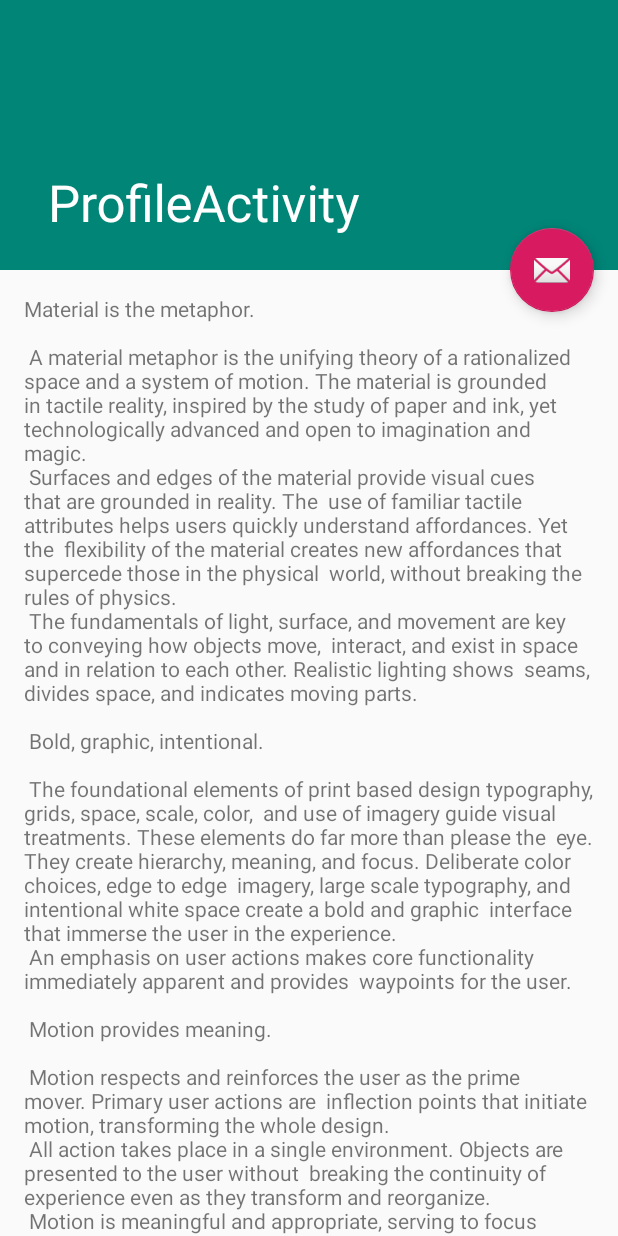
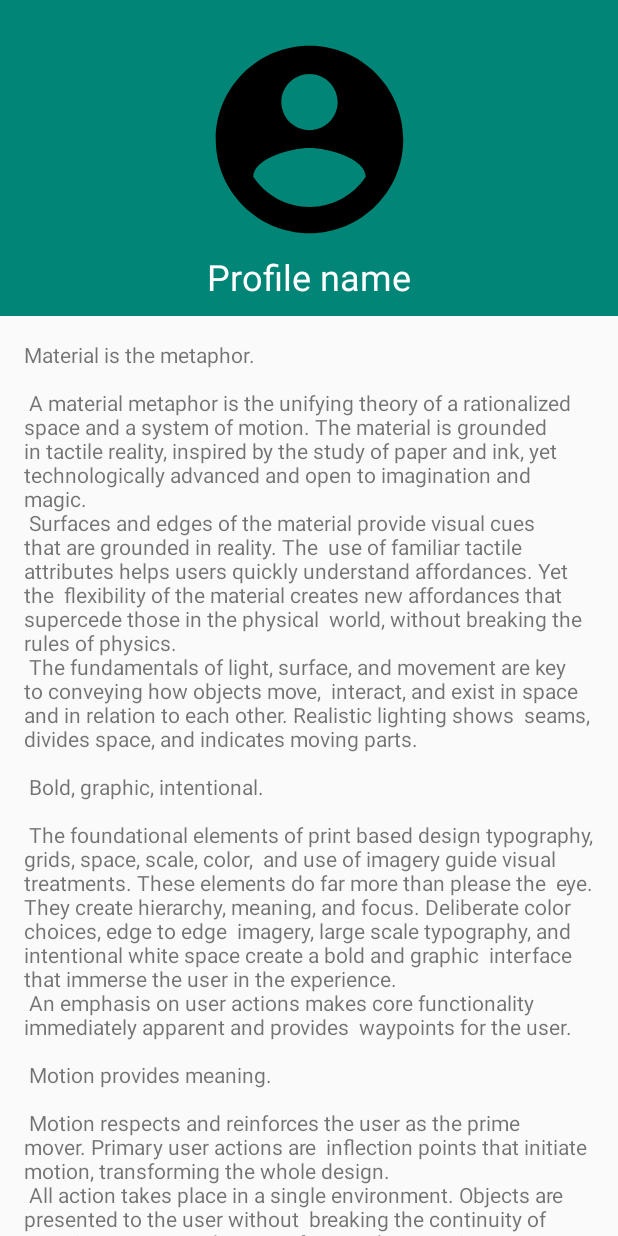
Before and after one commit to zimivanende/HSAI, an Android app: the ProfileActivity screen opened directly, with no data from a screen before it, on a phone screen of 412 x 824 dp. Run offline under Robolectric (Android 15) with nearby library versions, the phone set to English and light mode, and no system bars.

Commit message:
profile page app bar layout edited

```diff
--- a/programma/app/src/main/java/hsai/prototype/fietsveilig/ProfileActivity.java
+++ b/programma/app/src/main/java/hsai/prototype/fietsveilig/ProfileActivity.java
@@ -16,13 +16,6 @@ public class ProfileActivity extends AppCompatActivity {
         Toolbar toolbar = (Toolbar) findViewById(R.id.toolbar);
         setSupportActionBar(toolbar);
 
-        FloatingActionButton fab = (FloatingActionButton) findViewById(R.id.fab);
-        fab.setOnClickListener(new View.OnClickListener() {
-            @Override
-            public void onClick(View view) {
-                Snackbar.make(view, "Replace with your own action", Snackbar.LENGTH_LONG)
-                        .setAction("Action", null).show();
-            }
-        });
+
     }
 }
--- /dev/null
+++ b/programma/app/src/main/res/drawable/ic_account_circle_black_24dp.xml
@@ -0,0 +1,9 @@
+<vector xmlns:android="http://schemas.android.com/apk/res/android"
+        android:width="24dp"
+        android:height="24dp"
+        android:viewportWidth="24.0"
+        android:viewportHeight="24.0">
+    <path
+        android:fillColor="#FF000000"
+        android:pathData="M12,2C6.48,2 2,6.48 2,12s4.48,10 10,10 10,-4.48 10,-10S17.52,2 12,2zM12,5c1.66,0 3,1.34 3,3s-1.34,3 -3,3 -3,-1.34 -3,-3 1.34,-3 3,-3zM12,19.2c-2.5,0 -4.71,-1.28 -6,-3.22 0.03,-1.99 4,-3.08 6,-3.08 1.99,0 5.97,1.09 6,3.08 -1.29,1.94 -3.5,3.22 -6,3.22z"/>
+</vector>
--- a/programma/app/src/main/res/layout/profile_activity.xml
+++ b/programma/app/src/main/res/layout/profile_activity.xml
@@ -7,10 +7,12 @@
     android:fitsSystemWindows="true"
     tools:context=".ProfileActivity">
 
+
+
     <android.support.design.widget.AppBarLayout
         android:id="@+id/app_bar"
         android:layout_width="match_parent"
-        android:layout_height="@dimen/app_bar_height"
+        android:layout_height="wrap_content"
         android:fitsSystemWindows="true"
         android:theme="@style/AppTheme.AppBarOverlay">
 
@@ -18,30 +20,51 @@
             android:id="@+id/toolbar_layout"
             android:layout_width="match_parent"
             android:layout_height="match_parent"
+            android:padding="10dp"
             android:fitsSystemWindows="true"
             app:contentScrim="?attr/colorPrimary"
             app:layout_scrollFlags="scroll|exitUntilCollapsed"
             app:toolbarId="@+id/toolbar">
 
-            <android.support.v7.widget.Toolbar
-                android:id="@+id/toolbar"
+            <android.support.constraint.ConstraintLayout
                 android:layout_width="match_parent"
-                android:layout_height="?attr/actionBarSize"
-                app:layout_collapseMode="pin"
-                app:popupTheme="@style/AppTheme.PopupOverlay" />
+                android:layout_height="match_parent">
+
+                <ImageView
+                    android:id="@+id/profilePicture"
+                    android:layout_width="wrap_content"
+                    android:layout_height="wrap_content"
+                    android:layout_marginStart="8dp"
+                    android:layout_marginTop="8dp"
+                    android:layout_marginEnd="8dp"
+                    android:contentDescription="@string/profile_picture_description"
+                    android:minWidth="150dp"
+                    android:minHeight="150dp"
+                    android:src="@drawable/ic_account_circle_black_24dp"
+                    app:layout_constraintEnd_toEndOf="parent"
+                    app:layout_constraintStart_toStartOf="parent"
+                    app:layout_constraintTop_toTopOf="parent" />
+
+                <TextView
+                    android:layout_width="wrap_content"
+                    android:layout_height="wrap_content"
+                    android:layout_marginStart="8dp"
+                    android:layout_marginEnd="8dp"
+                    android:text="@string/profile_name"
+                    android:textSize="24sp"
+                    android:textColor="@color/white"
+                    app:layout_constraintEnd_toEndOf="parent"
+                    app:layout_constraintStart_toStartOf="parent"
+                    app:layout_constraintTop_toBottomOf="@+id/profilePicture" />
+
+            </android.support.constraint.ConstraintLayout>
+
+
 
         </android.support.design.widget.CollapsingToolbarLayout>
     </android.support.design.widget.AppBarLayout>
 
     <include layout="@layout/content_profile" />
 
-    <android.support.design.widget.FloatingActionButton
-        android:id="@+id/fab"
-        android:layout_width="wrap_content"
-        android:layout_height="wrap_content"
-        android:layout_margin="@dimen/fab_margin"
-        app:layout_anchor="@id/app_bar"
-        app:layout_anchorGravity="bottom|end"
-        app:srcCompat="@android:drawable/ic_dialog_email" />
 
 </android.support.design.widget.CoordinatorLayout>
--- a/programma/app/src/main/res/values/colors.xml
+++ b/programma/app/src/main/res/values/colors.xml
@@ -3,4 +3,5 @@
     <color name="colorPrimary">#008577</color>
     <color name="colorPrimaryDark">#00574B</color>
     <color name="colorAccent">#D81B60</color>
+    <color name="white">#FFFFFF</color>
 </resources>
--- a/programma/app/src/main/res/values/dimens.xml
+++ b/programma/app/src/main/res/values/dimens.xml
@@ -1,10 +1,18 @@
 <resources>
     <!-- Default screen margins, per the Android Design guidelines. -->
+
+
+
     <dimen name="activity_horizontal_margin">16dp</dimen>
     <dimen name="activity_vertical_margin">16dp</dimen>
     <dimen name="nav_header_vertical_spacing">8dp</dimen>
     <dimen name="nav_header_height">176dp</dimen>
     <dimen name="fab_margin">16dp</dimen>
-    <dimen name="app_bar_height">180dp</dimen>
     <dimen name="text_margin">16dp</dimen>
+
+    <!-- PROFILE ACTIVITY -->
+    <dimen name="profile_picture_height">150dp</dimen>
+    <dimen name="profile_picture_width"> 150dp</dimen>
+    <dimen name="app_bar_height">300dp</dimen>
+
 </resources>
--- a/programma/app/src/main/res/values/strings.xml
+++ b/programma/app/src/main/res/values/strings.xml
@@ -87,7 +87,12 @@
     <string name="minigames">Minigames</string>
     <string name="settings">Settings</string>
     <string name="help">Help</string>
+
+    <!-- PROFILE ACTIVITY -->
     <string name="title_activity_profile">ProfileActivity</string>
+    <string name="profile_picture_description">Profile picture</string>
+    <string name="profile_name">Profile name</string>
+
     <string name="large_text">
         "Material is the metaphor.\n\n"
 
```
